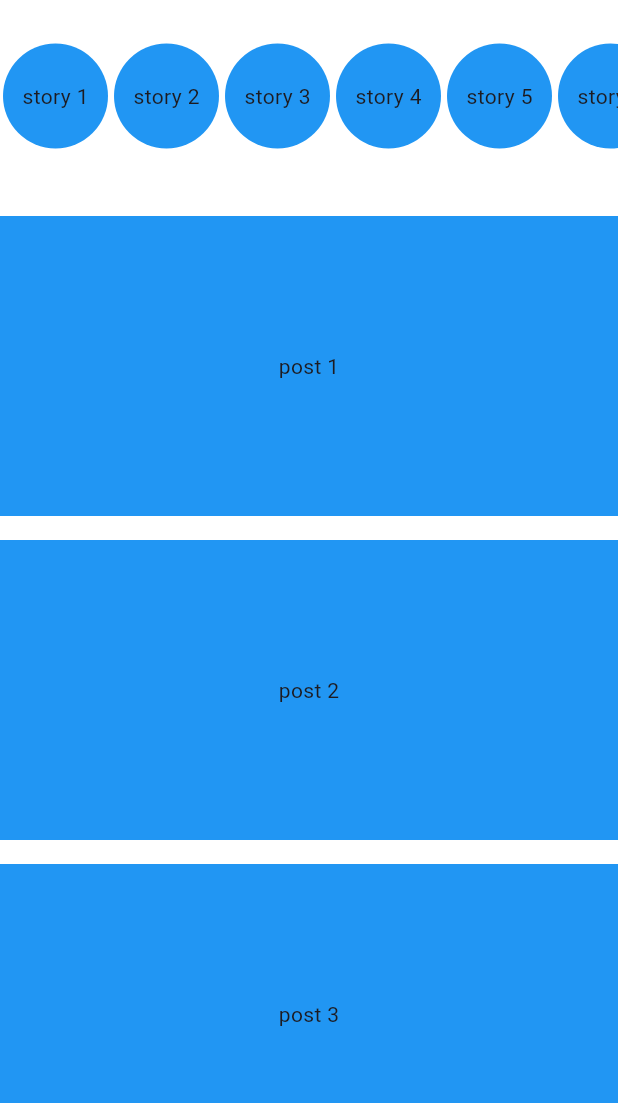
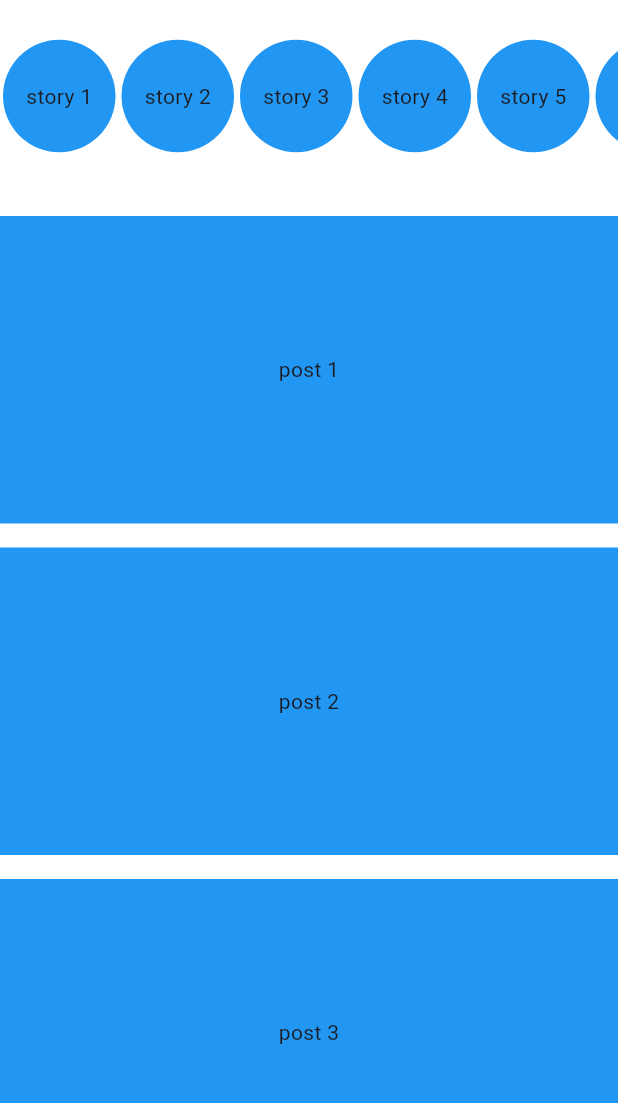
Before and after one commit to Saad-89/Flutter-ListViewBuilder, a Flutter app: the screen it shows after launch, on a phone screen of 412 x 824 dp, the part 84-1187 px from its top. Run offline on Flutter 3.47's test engine with Material 3 defaults, Android fonts, the phone set to English and light mode, and no system bars.

Commit message:
new changes

```diff
--- a/lib/circle.dart
+++ b/lib/circle.dart
@@ -8,7 +8,7 @@ class MyCircleStory extends StatelessWidget {
   Widget build(BuildContext context) {
     return Container(
       height: 100,
-      width: 70,
+      width: 75,
       margin: EdgeInsets.symmetric(horizontal: 2),
       decoration: BoxDecoration(shape: BoxShape.circle, color: Colors.blue),
       child: Center(child: Text(story)),
--- a/lib/square.dart
+++ b/lib/square.dart
@@ -9,7 +9,7 @@ class SquarePost extends StatelessWidget {
     return Container(
       margin: EdgeInsets.symmetric(vertical: 8),
 
-      height: 200,
+      height: 205,
       color: Colors.blue,
       child: Center(child: Text(post)),
     );
```
